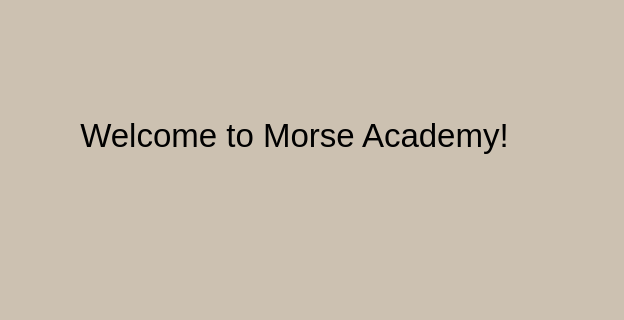
Old version of the form mainmenu.ui in the repository University-of-Utah-CS3505/a9-an-educational-app-BrittonJordan; both pictures show x 176 to 800 and y 0 to 320 of the 800 by 600 pixel window.
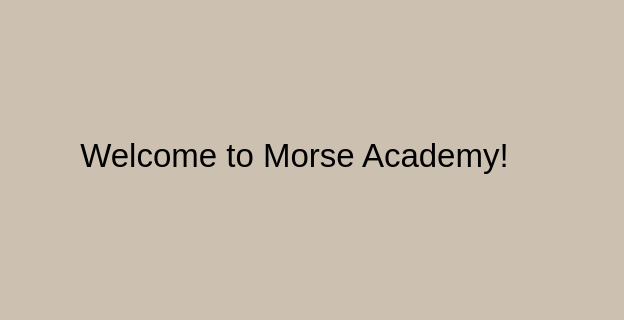
New version of the form. Custom widgets are drawn as their Qt base class.

Commit message: fine tuned main menu layout and removed text from image

What changed in the file:
```diff
--- a/mainmenu.ui
+++ b/mainmenu.ui
@@ -37,7 +37,7 @@
       <property name="geometry">
        <rect>
         <x>0</x>
-        <y>60</y>
+        <y>80</y>
         <width>661</width>
         <height>151</height>
        </rect>
@@ -57,8 +57,8 @@
      <widget class="QLabel" name="topMenuPictureLabel">
       <property name="geometry">
        <rect>
-        <x>50</x>
-        <y>210</y>
+        <x>45</x>
+        <y>205</y>
         <width>561</width>
         <height>331</height>
        </rect>
```
The commit also changes 2 other files.
